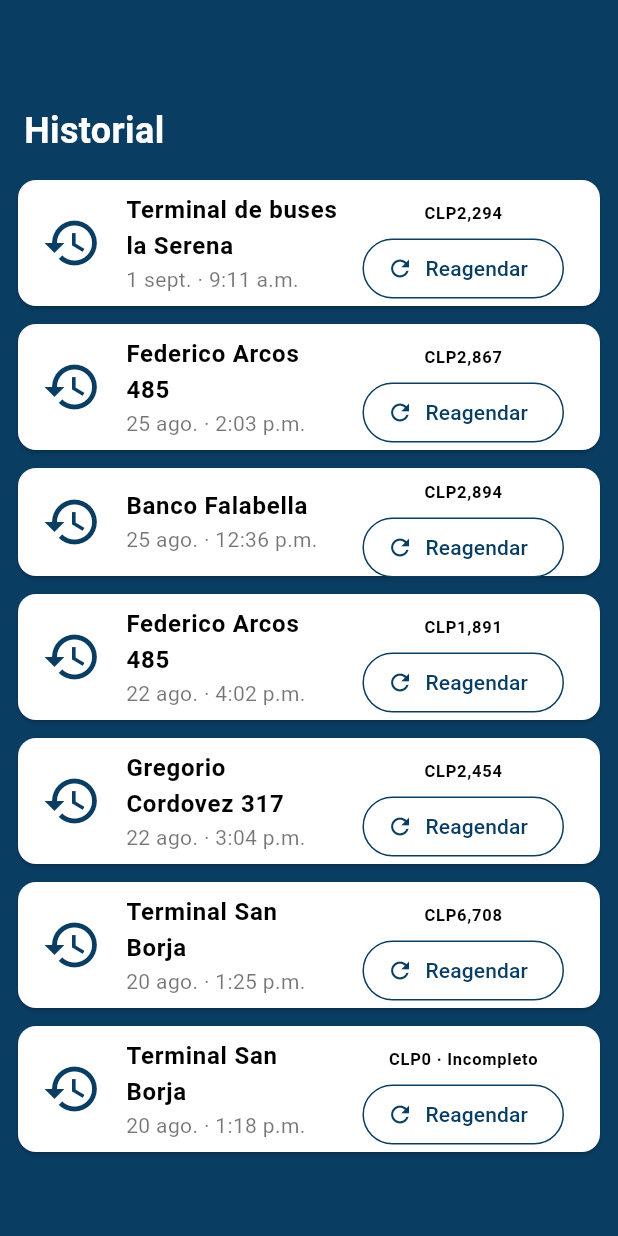
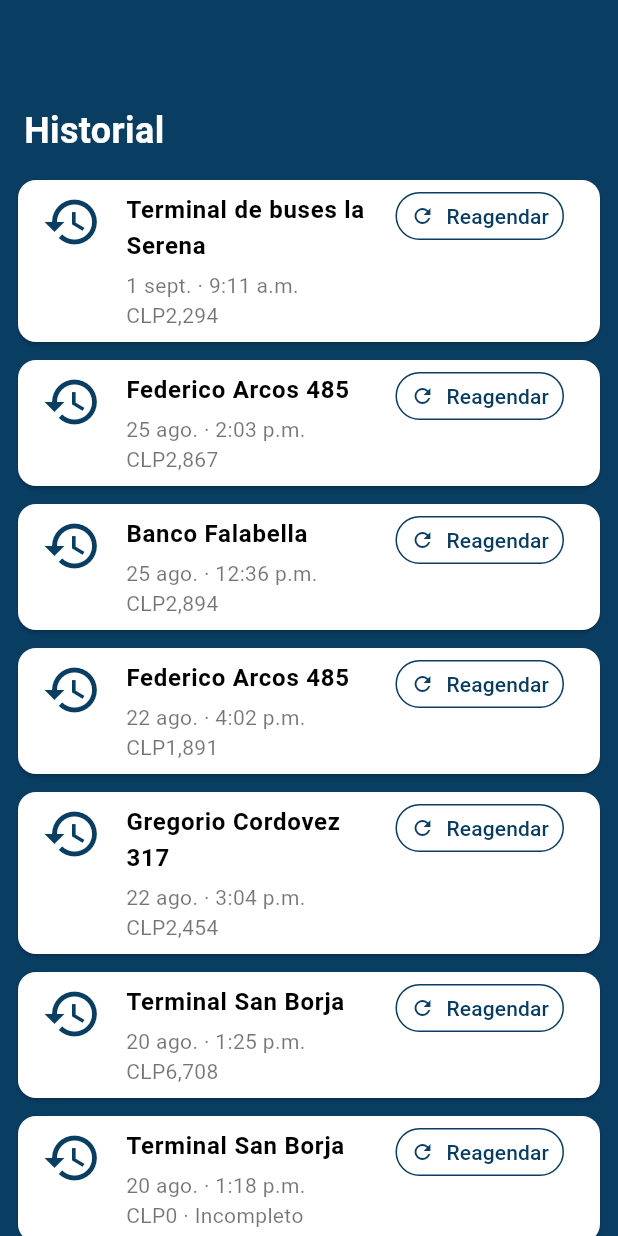
Before and after one commit to leandromerov/fastwork-mobile-app, a Flutter app: the HistoryPage widget shown alone on an empty page, opened directly, on a phone screen of 412 x 824 dp. Run offline on Flutter 3.47's test engine with Material 3 defaults, Android fonts, the phone set to English and light mode, and no system bars.

Commit message:
Fix History row overflow and analyzer warnings
- History tiles: price moves into the subtitle and the Reschedule button
  is compact, so rows no longer overflow (caught by the navigation test)
- DropdownButtonFormField: value -> initialValue (deprecated API)
- Add flutter_lints so analysis_options.yaml resolves

```diff
--- a/lib/history_page.dart
+++ b/lib/history_page.dart
@@ -46,31 +46,25 @@ class HistoryPage extends StatelessWidget {
             color: Colors.black,
           ),
         ),
-        subtitle: Text(
-          date,
+        subtitle: Padding(
+          padding: const EdgeInsets.only(top: 4),
+          child: Text(
+            "$date\n$price",
             style: const TextStyle(color: Colors.black54),
           ),
-        trailing: Column(
-          mainAxisAlignment: MainAxisAlignment.center,
-          children: [
-            Text(
-              price,
-              style: const TextStyle(
-                fontWeight: FontWeight.bold,
-                color: Colors.black,
         ),
-            ),
-            const SizedBox(height: 5),
-            OutlinedButton.icon(
+        isThreeLine: true,
+        trailing: OutlinedButton.icon(
           style: OutlinedButton.styleFrom(
-                foregroundColor: Color(0xFF0A3D62),
-                side: BorderSide(color: Color(0xFF0A3D62)),
+            foregroundColor: const Color(0xFF0A3D62),
+            side: const BorderSide(color: Color(0xFF0A3D62)),
+            visualDensity: VisualDensity.compact,
+            tapTargetSize: MaterialTapTargetSize.shrinkWrap,
+            padding: const EdgeInsets.symmetric(horizontal: 10),
           ),
           onPressed: () {},
-              icon: const Icon(Icons.refresh, size: 18),
+          icon: const Icon(Icons.refresh, size: 16),
           label: const Text("Reagendar"),
-            ),
-          ],
         ),
       ),
     );
--- a/lib/register_screen.dart
+++ b/lib/register_screen.dart
@@ -91,7 +91,7 @@ class _RegisterScreenState extends State<RegisterScreen> {
                 children: [
                   Expanded(
                     child: DropdownButtonFormField<String>(
-                      value: selectedDay,
+                      initialValue: selectedDay,
                       hint: const Text("Día"),
                       dropdownColor: const Color(0xFF0A3D62),
                       style: const TextStyle(color: Colors.white),
@@ -112,7 +112,7 @@ class _RegisterScreenState extends State<RegisterScreen> {
                   const SizedBox(width: 10),
                   Expanded(
                     child: DropdownButtonFormField<String>(
-                      value: selectedMonth,
+                      initialValue: selectedMonth,
                       hint: const Text("Mes"),
                       dropdownColor: const Color(0xFF0A3D62),
                       style: const TextStyle(color: Colors.white),
@@ -133,7 +133,7 @@ class _RegisterScreenState extends State<RegisterScreen> {
                   const SizedBox(width: 10),
                   Expanded(
                     child: DropdownButtonFormField<String>(
-                      value: selectedYear,
+                      initialValue: selectedYear,
                       hint: const Text("Año"),
                       dropdownColor: const Color(0xFF0A3D62),
                       style: const TextStyle(color: Colors.white),
--- a/pubspec.yaml
+++ b/pubspec.yaml
@@ -21,6 +21,7 @@ dependencies:
 dev_dependencies:
   flutter_test:
     sdk: flutter
+  flutter_lints: ^5.0.0
 
 flutter:
   uses-material-design: true
```
Lines whose indentation alone changed are shown as unchanged.
